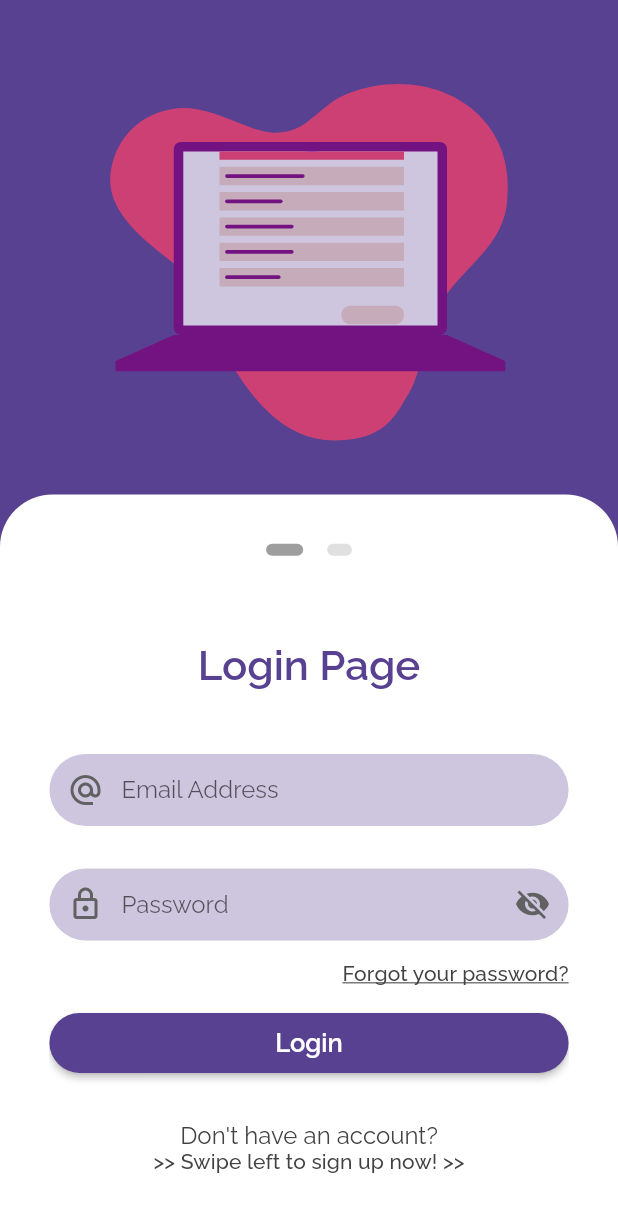
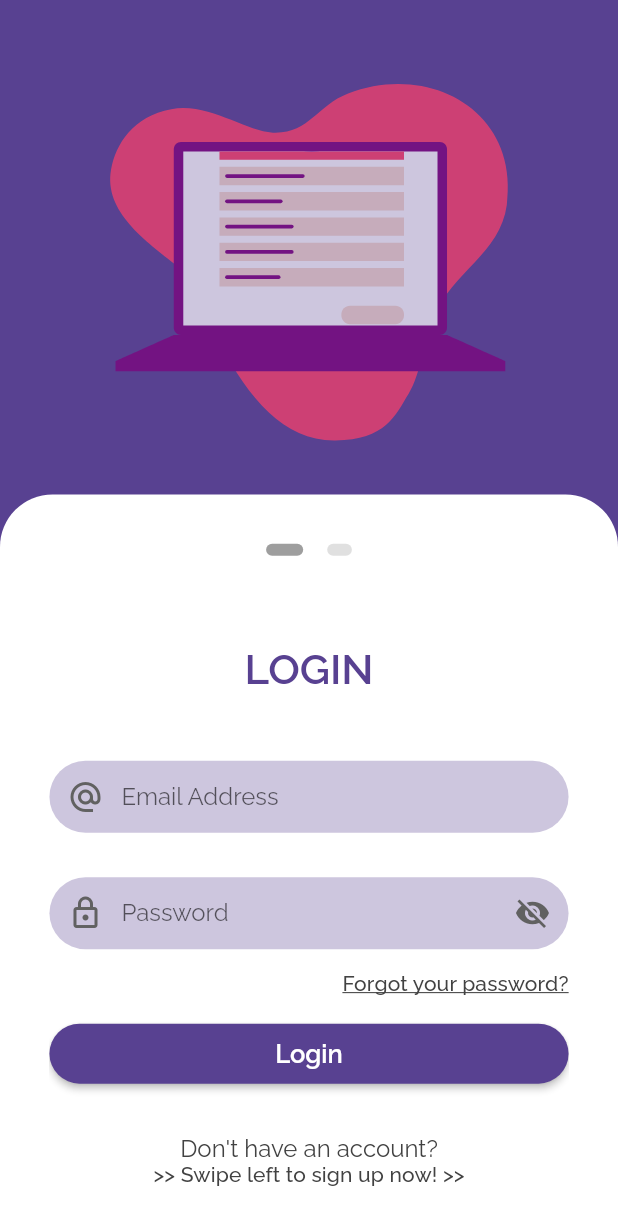
Before and after one commit to KaveenE/Orbital-SimplyMeet, a Flutter app: the LoginSignupScreen screen opened by its route, on a phone screen of 412 x 824 dp. Shown: the top 1225 px of the screen. Run offline on Flutter 3.47's test engine with Material 2 defaults, Android fonts, the phone set to English and light mode, and no system bars; drawn by our look-alikes of flutter_form_builder; our stand-ins replace google_fonts, lottie.

Commit message:
PageView Bug fixed
1)Replaced certain parent widgets. Container widget was too 'excessive'.  2)Other minor aesthetic change: Changed wording of page title(for eg: "Login now" to "LOGIN")

```diff
--- a/simply_meet/lib/screens/login_signUp/LoginScreen.dart
+++ b/simply_meet/lib/screens/login_signUp/LoginScreen.dart
@@ -24,6 +24,7 @@ class _NewLoginScreenState extends State<NewLoginScreen> {
     _hidePassword = true;
     _globalFormKey = GlobalKey<FormBuilderState>();
   }
+
 
   void togglePasswordVisibility() {
     setState(() {
--- a/simply_meet/lib/screens/login_signUp/LoginSignupScreen.dart
+++ b/simply_meet/lib/screens/login_signUp/LoginSignupScreen.dart
@@ -13,13 +13,16 @@ class LoginSignupScreen extends StatefulWidget {
 
 class _LoginSignupScreenState extends State<LoginSignupScreen> {
   int _currentPage = 0;
-  bool _hidePassword = true;
-  GlobalKey<FormBuilderState> _globalFormKey = GlobalKey<FormBuilderState>();
+  late bool _hidePassword;
+  late List<GlobalKey<FormBuilderState>> _globalFormKeyList;
   @override
   initState() {
     super.initState();
     _hidePassword = true;
-    _globalFormKey = GlobalKey<FormBuilderState>();
+    _globalFormKeyList = List<GlobalKey<FormBuilderState>>.generate(
+        _numPages,
+        (index) =>
+            GlobalKey<FormBuilderState>(debugLabel: 'GlobalFormKey #$index '));
   }
 
   void togglePasswordVisibility() {
@@ -30,6 +33,7 @@ class _LoginSignupScreenState extends State<LoginSignupScreen> {
 
   final int _numPages = 2;
   final PageController _pageController = PageController(initialPage: 0);
+
   List<Widget> _buildPageIndicator(Size screenSize) {
     final width = screenSize.width * 0.06;
 
@@ -48,7 +52,7 @@ class _LoginSignupScreenState extends State<LoginSignupScreen> {
 
     return Scaffold(
       body: SingleChildScrollView(
-        child: Container(
+        child: SizedBox(
           height: screenSize.height,
           child: Column(
             children: <Widget>[
@@ -78,8 +82,7 @@ class _LoginSignupScreenState extends State<LoginSignupScreen> {
                         mainAxisAlignment: MainAxisAlignment.center,
                         children: _buildPageIndicator(screenSize),
                       ),
-                      Container(
-                        height: screenSize.height * 0.5,
+                      Expanded(
                         child: PageView(
                           physics: ClampingScrollPhysics(),
                           controller: _pageController,
@@ -90,14 +93,14 @@ class _LoginSignupScreenState extends State<LoginSignupScreen> {
                           },
                           children: <Widget>[
                             FormBuilder(
-                              key: _globalFormKey,
+                              key: _globalFormKeyList[0],
                               child: Column(
                                 mainAxisAlignment: MainAxisAlignment.start,
                                 mainAxisSize: MainAxisSize.min,
                                 crossAxisAlignment: CrossAxisAlignment.center,
                                 children: <Widget>[
                                   LoginArea(
-                                    _globalFormKey,
+                                    _globalFormKeyList[0],
                                     hidePassword: _hidePassword,
                                     togglePasswordVisibility:
                                         togglePasswordVisibility,
@@ -106,14 +109,14 @@ class _LoginSignupScreenState extends State<LoginSignupScreen> {
                               ),
                             ),
                             FormBuilder(
-                              key: _globalFormKey,
+                              key: _globalFormKeyList[1],
                               child: Column(
                                 mainAxisAlignment: MainAxisAlignment.start,
                                 mainAxisSize: MainAxisSize.min,
                                 crossAxisAlignment: CrossAxisAlignment.center,
                                 children: <Widget>[
                                   SignUpArea(
-                                    _globalFormKey,
+                                    _globalFormKeyList[1],
                                     hidePassword: _hidePassword,
                                     togglePasswordVisibility:
                                         togglePasswordVisibility,
--- a/simply_meet/lib/screens/login_signUp/widgets/LoginArea.dart
+++ b/simply_meet/lib/screens/login_signUp/widgets/LoginArea.dart
@@ -24,7 +24,7 @@ class LoginArea extends StatelessWidget {
         children: <Widget>[
           Spacer(flex: 4),
           Text(
-            "Login Page",
+            "LOGIN",
             style: myTheme.textTheme.headline2!
                 .copyWith(color: myTheme.primaryColor),
           ),
--- a/simply_meet/lib/screens/login_signUp/widgets/SignUpArea.dart
+++ b/simply_meet/lib/screens/login_signUp/widgets/SignUpArea.dart
@@ -25,7 +25,7 @@ class SignUpArea extends StatelessWidget {
         children: <Widget>[
           Spacer(flex: 2),
           Text(
-            "Sign Up Page",
+            "SIGN UP",
             style: myTheme.textTheme.headline2!
                 .copyWith(color: myTheme.primaryColor),
           ),
```
